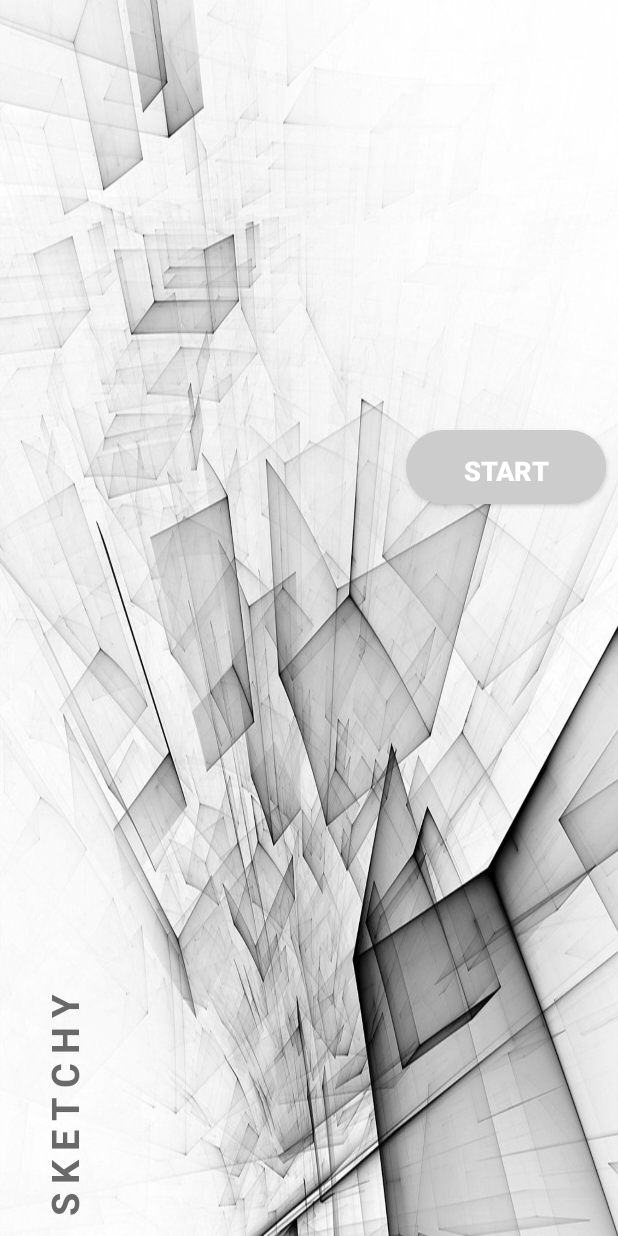
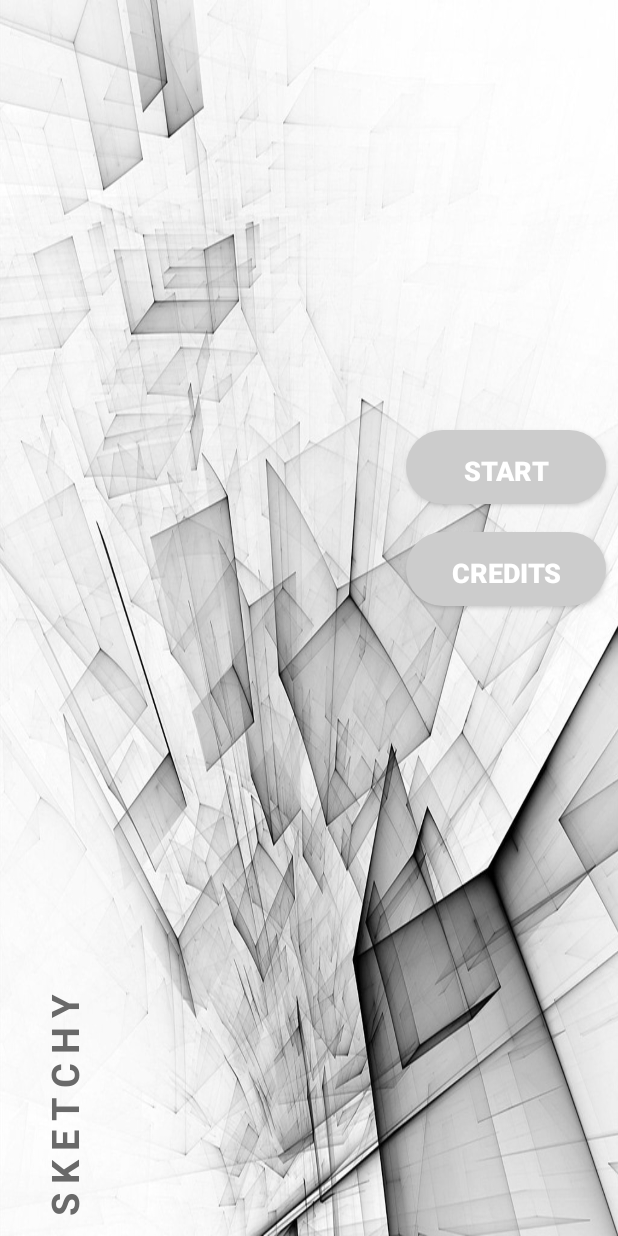
Before and after one commit to onur-elbirlik/sketchy, an Android app: the screen it shows after launch (HomeActivity), on a phone screen of 412 x 824 dp. Run offline under Robolectric (Android 15) with nearby library versions, the phone set to English and light mode, and no system bars; pictures from the network do not load.

Commit message:
Added Credits Button

```diff
--- a/app/src/main/res/layout/activity_home.xml
+++ b/app/src/main/res/layout/activity_home.xml
@@ -27,7 +27,23 @@
         app:layout_constraintEnd_toEndOf="parent"
         app:layout_constraintHorizontal_bias="1.0"
         app:layout_constraintStart_toStartOf="parent" />
-
+    <Button
+        android:id="@+id/creditsButton"
+        android:layout_width="133dp"
+        android:layout_height="49dp"
+        android:layout_centerInParent="true"
+        android:layout_marginBottom="420dp"
+        android:layout_marginEnd="8dp"
+        android:layout_marginStart="8dp"
+        android:background="@drawable/buttonstyle"
+        android:text="CREDITS"
+        android:textColor="#ffff"
+        android:textSize="18sp"
+        android:textStyle="bold"
+        app:layout_constraintBottom_toBottomOf="parent"
+        app:layout_constraintEnd_toEndOf="parent"
+        app:layout_constraintHorizontal_bias="1.0"
+        app:layout_constraintStart_toStartOf="parent" />
     <ImageView
         android:id="@+id/imageView"
         android:layout_width="wrap_content"
```
